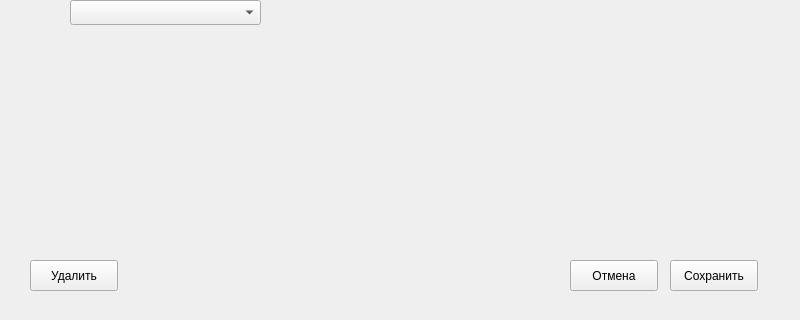
First picture: the form in edit_archive.ui, repository hencsat46/curse_ach2, before the edit; both pictures show x 0 to 800 and y 280 to 600 of the 800 by 600 pixel window.
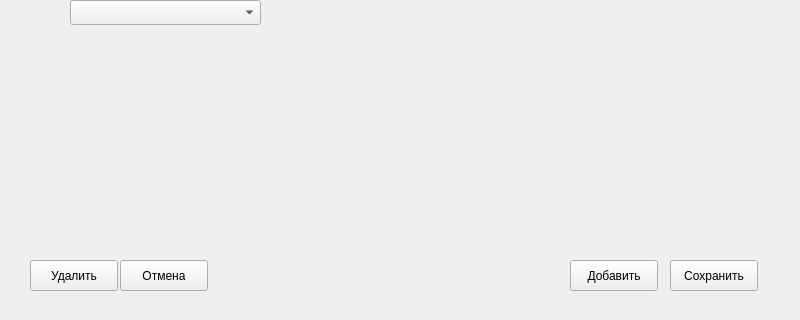
Second picture: the form after the edit.

```diff
--- a/edit_archive.ui
+++ b/edit_archive.ui
@@ -29,7 +29,7 @@
   <widget class="QPushButton" name="ea_cancel_button">
    <property name="geometry">
     <rect>
-     <x>570</x>
+     <x>120</x>
      <y>540</y>
      <width>88</width>
      <height>31</height>
@@ -168,6 +168,19 @@
     </rect>
    </property>
   </widget>
+  <widget class="QPushButton" name="ea_add_button">
+   <property name="geometry">
+    <rect>
+     <x>570</x>
+     <y>540</y>
+     <width>88</width>
+     <height>31</height>
+    </rect>
+   </property>
+   <property name="text">
+    <string>Добавить</string>
+   </property>
+  </widget>
  </widget>
  <resources/>
  <connections/>
```
